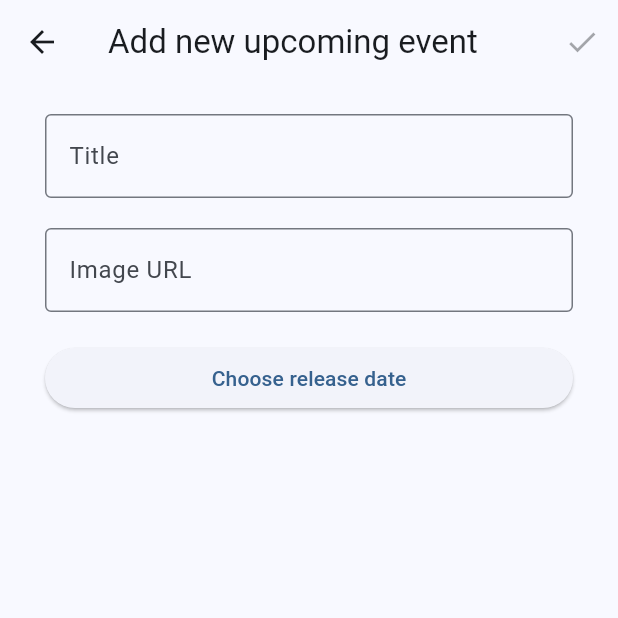
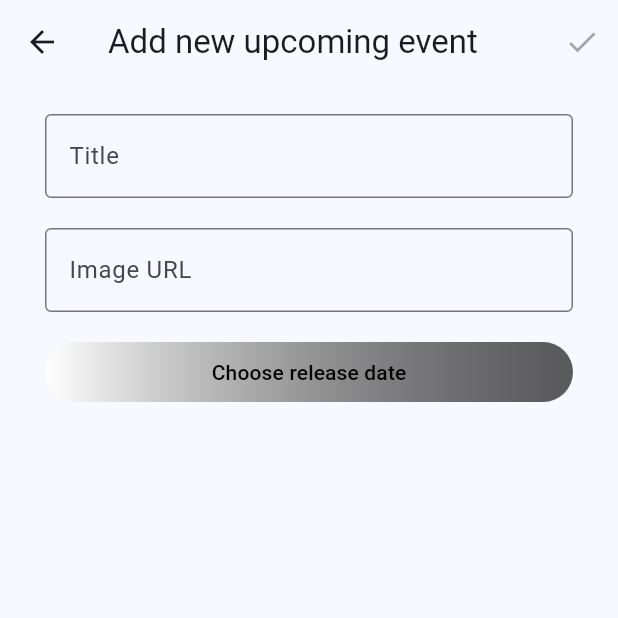
Before and after one commit to mateuszkasprzak94/fitness_prodigy, a Flutter app: the EventPlannerAddPage screen opened directly, on a phone screen of 412 x 824 dp, the top half of it. Run offline on Flutter 3.47's test engine with Material 2 defaults, Android fonts, the phone set to English and light mode, and no system bars; our stand-ins replace bloc, cloud_firestore, firebase_auth, firebase_core, flutter_bloc, google_fonts and 1 more; accounts and stored records are empty.

Commit message:
Change style of date button in event planner

```diff
--- a/lib/app/features/event_planner/event_planner_add_page/page/event_planner_add_page.dart
+++ b/lib/app/features/event_planner/event_planner_add_page/page/event_planner_add_page.dart
@@ -126,7 +126,23 @@ class _AddPageBody extends StatelessWidget {
           ),
         ),
         const SizedBox(height: 20),
-        ElevatedButton(
+        Container(
+          decoration: const ShapeDecoration(
+            shape: StadiumBorder(),
+            gradient: LinearGradient(colors: [
+              Color.fromARGB(164, 0, 0, 0),
+              Colors.white,
+            ], begin: Alignment.centerRight, end: Alignment.centerLeft),
+          ),
+          child: ElevatedButton(
+            style: ElevatedButton.styleFrom(
+              padding: const EdgeInsets.symmetric(horizontal: 8, vertical: 8),
+              //deactivate color and shadow
+              tapTargetSize: MaterialTapTargetSize.shrinkWrap,
+              backgroundColor: Colors.transparent,
+              shadowColor: Colors.transparent,
+              elevation: 0,
+            ),
             onPressed: () async {
               final selectedDate = await showDatePicker(
                 context: context,
@@ -138,7 +154,11 @@ class _AddPageBody extends StatelessWidget {
               );
               onDateChanged(selectedDate);
             },
-          child: Text(selectedDateFormatted ?? 'Choose release date'),
+            child: Text(
+              selectedDateFormatted ?? 'Choose release date',
+              style: const TextStyle(color: Colors.black),
+            ),
+          ),
         ),
       ],
     );
```
Also changed, not shown: lib/app/features/motivation_quotes/motivations_quotes_page.dart (+0 -69 lines), lib/app/features/water_glass_counter/water_glass_counter_page.dart (+0 -63 lines). Lines whose indentation alone changed are shown as unchanged.
